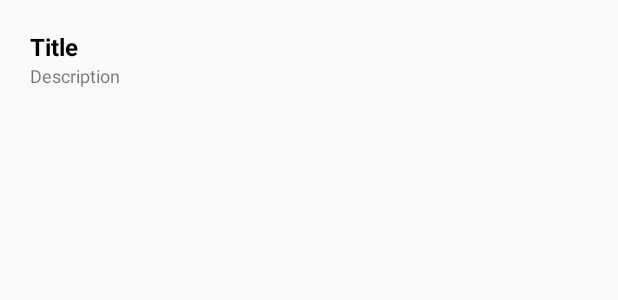
After one commit to crpoudyal/sagarmathaApp, an Android app: the layout list_item_view.xml on its own in the app's theme, with its tools: preview values and no code run, on a phone screen of 412 x 824 dp. The commit adds this screen. Shown: the top 300 px of the screen. Run offline under Robolectric (Android 15) with nearby library versions, the phone set to English and light mode, and no system bars.

Commit message:
listview in android

```diff
--- /dev/null
+++ b/app/src/main/res/layout/list_item_view.xml
@@ -0,0 +1,24 @@
+<?xml version="1.0" encoding="utf-8"?>
+<LinearLayout xmlns:android="http://schemas.android.com/apk/res/android"
+    android:orientation="vertical"
+    android:layout_width="match_parent"
+    android:layout_height="wrap_content"
+    android:padding="20dp">
+    <TextView
+        android:id="@+id/tv_header"
+        android:layout_width="match_parent"
+        android:layout_height="wrap_content"
+        android:text="Title"
+        android:textSize="16sp"
+        android:textColor="@color/black"
+        android:textStyle="bold"
+        />
+    <TextView
+        android:id="@+id/tv_des"
+        android:layout_width="match_parent"
+        android:layout_height="wrap_content"
+        android:textSize="12sp"
+        android:text="Description"
+        />
+
+</LinearLayout>
--- a/app/src/main/res/menu/menu_text.xml
+++ b/app/src/main/res/menu/menu_text.xml
@@ -6,5 +6,10 @@
         android:icon="@android:drawable/ic_menu_delete"
         app:showAsAction="always"
         />
+    <item android:id="@+id/action_notif"
+        android:title="notification"
+        android:icon="@android:drawable/stat_notify_more"
+        app:showAsAction="always"
+        />
 
 </menu>
```
Also changed, not shown: app/src/main/java/com/example/sagarmatha/DashboardActivity.java (+18 -0 lines), app/src/main/java/com/example/sagarmatha/ListData.java (added, +11 -0 lines), app/src/main/java/com/example/sagarmatha/ListExampleActivity.java (added, +20 -0 lines), app/src/main/java/com/example/sagarmatha/ListExampleAdapter.java (added, +36 -0 lines), app/src/main/res/layout/list_view_layout.xml (added, +12 -0 lines).
